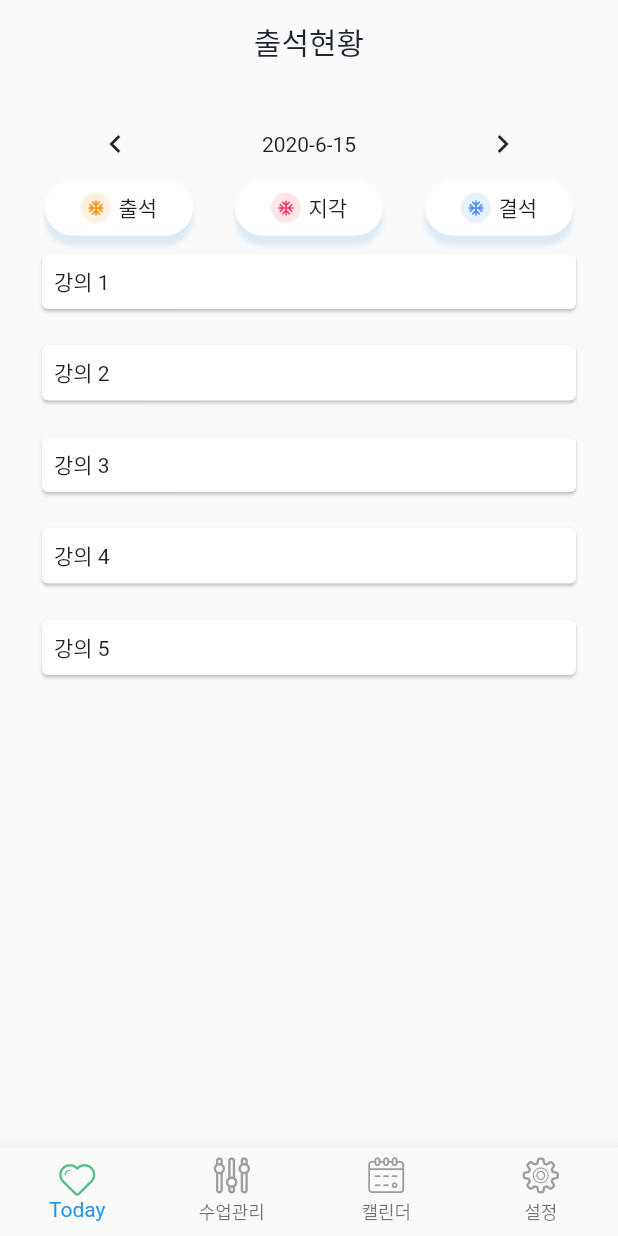
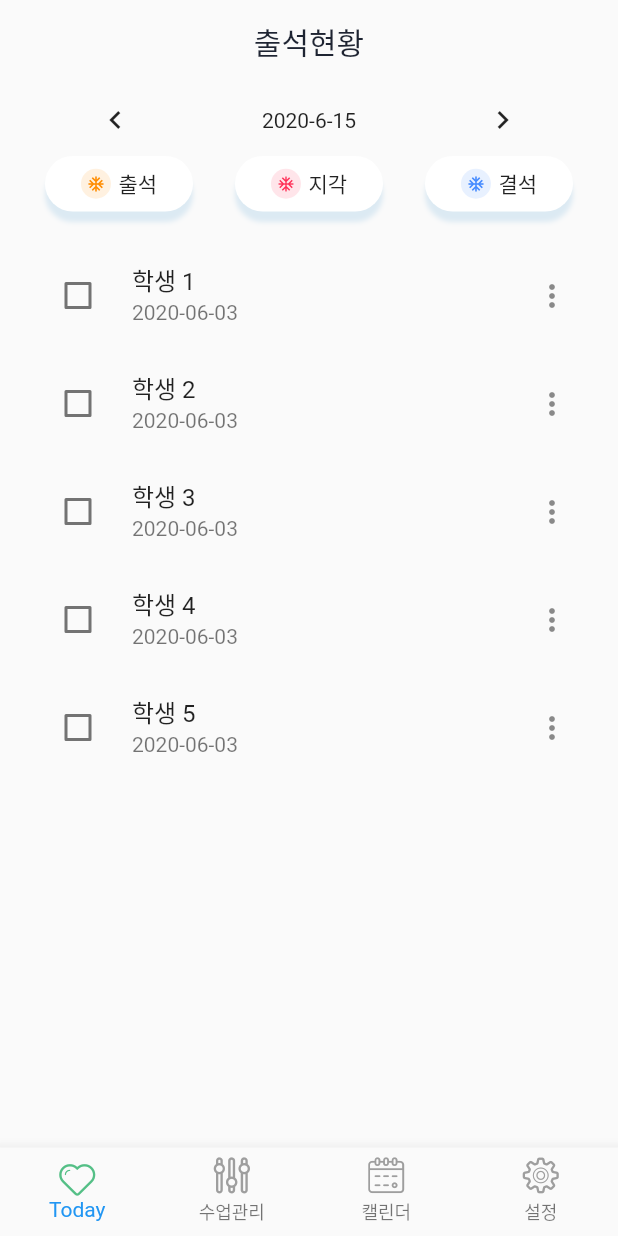
Before and after one commit to zipnyom/semble, a Flutter app: the screen it shows once a user with an empty profile is signed in, on a phone screen of 412 x 824 dp. Run offline on Flutter 3.47's test engine with Material 2 defaults, Android fonts, the phone set to English and light mode, and no system bars; our stand-ins replace cloud_firestore, firebase_auth, fl_chart, flutter_speed_dial, flutter_svg, shared_preferences and 1 more; missing offline and left inert: flutter_beacon, nfc_in_flutter; accounts and stored records are empty; generated files the repository leaves out were written again.

Commit message:
체크박스리스트 타일 도입. onTapDown이 동작 안해서 팝업메뉴버튼 적용 전.

```diff
--- a/lib/screens/main/home/att_detail.dart
+++ b/lib/screens/main/home/att_detail.dart
@@ -7,10 +7,17 @@ import 'package:schuul/screens/main/home/model/attendance.dart';
 import 'package:schuul/screens/main/widgets/sub_tab_item.dart';
 import 'package:schuul/widgets/widget.dart';
 
-class AttDetailPage extends StatelessWidget {
+class AttDetailPage extends StatefulWidget {
   final AttendType type;
   AttDetailPage({Key key, this.type}) : super(key: key);
+
+  @override
+  _AttDetailPageState createState() => _AttDetailPageState();
+}
+
+class _AttDetailPageState extends State<AttDetailPage> {
   List<Attendance> list;
+  var _tapPosition;
   void packSampleAttendance() {
     list = List<Attendance>();
     for (int i = 1; i <= 5; i++) {
@@ -18,9 +25,15 @@ class AttDetailPage extends StatelessWidget {
       list.add(new Attendance("강의 " + num, "학생 " + num, "2020-06-03",
           "테스트출석" + num + "의 설명", "컨퍼머" + num, "방법" + (i + 5).toString()));
     }
-    for (Attendance model in list) {
-      print(model.toJson());
-    }
+    // for (Attendance model in list) {
+    //   print(model.toJson());
+    // }
+  }
+
+  @override
+  void initState() {
+    packSampleAttendance();
+    super.initState();
   }
 
   @override
@@ -28,7 +41,6 @@ class AttDetailPage extends StatelessWidget {
     DateTime now = DateTime.now();
     String today = "${now.year}-${now.month}-${now.day}";
 
-    packSampleAttendance();
     return MultiProvider(
         providers: [
           ChangeNotifierProvider<PageProvider>.value(value: PageProvider())
@@ -36,7 +48,7 @@ class AttDetailPage extends StatelessWidget {
         child: Scaffold(
           appBar: customAppBar("출석현황", true),
           body: Padding(
-            padding: const EdgeInsets.all(16.0),
+            padding: const EdgeInsets.symmetric(horizontal: 16.0),
             child: Column(
               children: [
                 Row(
@@ -63,18 +75,34 @@ class AttDetailPage extends StatelessWidget {
                         iconColor: kCutColor, title: AttendType.cut.name),
                   ],
                 ),
+                SizedBox(
+                  height: 20,
+                ),
                 ListView.builder(
-                  shrinkWrap: true,
+                    shrinkWrap: true,
                     itemCount: list.length,
                     itemBuilder: (_, index) {
-                      return Padding(
-                        padding: const EdgeInsets.all(8.0),
-                        child: Card(
-                          child: Padding(
-                            padding: const EdgeInsets.all(8.0),
-                            child: Text(list[index].className),
-                          ),
-                        ),
+                      return CheckboxListTile(
+                        title: Text(list[index].studentName),
+                        subtitle: Text(list[index].timeStamp),
+                        controlAffinity: ListTileControlAffinity.leading,
+                        value: list[index].checked,
+                        onChanged: (bool value) {
+                          print(list[index].checked);
+                          setState(() {
+                            list[index].checked = value;
+                          });
+                          print(list[index].checked);
+                        },
+                        checkColor: Colors.white,
+                        secondary:
+                        // PopupMenuButton()
+                        Material(
+                            child: InkWell(
+                                onTapDown: (details) {
+                                  print("test2");
+                                },
+                                child: Icon(Icons.more_vert))),
                       );
                     })
               ],
@@ -82,4 +110,35 @@ class AttDetailPage extends StatelessWidget {
           ),
         ));
   }
+
+  void _storePosition(TapDownDetails details) {
+    print("test");
+    setState(() {
+      _tapPosition = details.globalPosition;
+    });
+  }
+
+  _showPopupMenu() async {
+    final RenderBox overlay = Overlay.of(context).context.findRenderObject();
+
+    await showMenu(
+      context: context,
+      position: RelativeRect.fromRect(
+          _tapPosition & Size(40, 40), // smaller rect, the touch area
+          Offset.zero & overlay.size // Bigger rect, the entire screen
+          ),
+      items: [
+        PopupMenuItem(
+          child: Text("View"),
+        ),
+        PopupMenuItem(
+          child: Text("Edit"),
+        ),
+        PopupMenuItem(
+          child: Text("Delete"),
+        ),
+      ],
+      elevation: 8.0,
+    );
+  }
 }
--- a/lib/screens/main/home/model/attendance.dart
+++ b/lib/screens/main/home/model/attendance.dart
@@ -6,8 +6,8 @@ part 'attendance.g.dart';
 class Attendance {
   @JsonKey(name: 'class_name')
   String className;
-  @JsonKey(name: 'student_id')
-  String studentId;
+  @JsonKey(name: 'student_name')
+  String studentName;
   @JsonKey(name: 'time_stamp')
   String timeStamp;
   @JsonKey(name: 'description')
@@ -17,15 +17,25 @@ class Attendance {
   @JsonKey(name: 'method')
   String method;
 
+  bool _checked = false;
+
+  bool get checked => _checked;
+
+  set checked(bool checked) {
+    _checked = checked;
+  }
+
   Attendance(
     this.className,
-    this.studentId,
+    this.studentName,
     this.timeStamp,
     this.description,
     this.confirmer,
     this.method,
   );
 
+
+
   factory Attendance.fromJson(Map<String, dynamic> json) =>
       _$AttendanceFromJson(json);
 
--- a/lib/screens/main/widgets/bottom_navigation.dart
+++ b/lib/screens/main/widgets/bottom_navigation.dart
@@ -6,7 +6,6 @@ import 'package:schuul/screens/main/account_page.dart';
 import 'package:schuul/screens/main/calendar_page.dart';
 import 'package:schuul/screens/main/dashboard_page.dart';
 import 'package:schuul/screens/main/home/att_detail.dart';
-import 'package:schuul/screens/main/home/home_page.dart';
 
 enum TabItem { home, dashboard, calendar, setting }
 
```
Also changed, not shown: lib/screens/main/home/model/attendance.g.dart.
